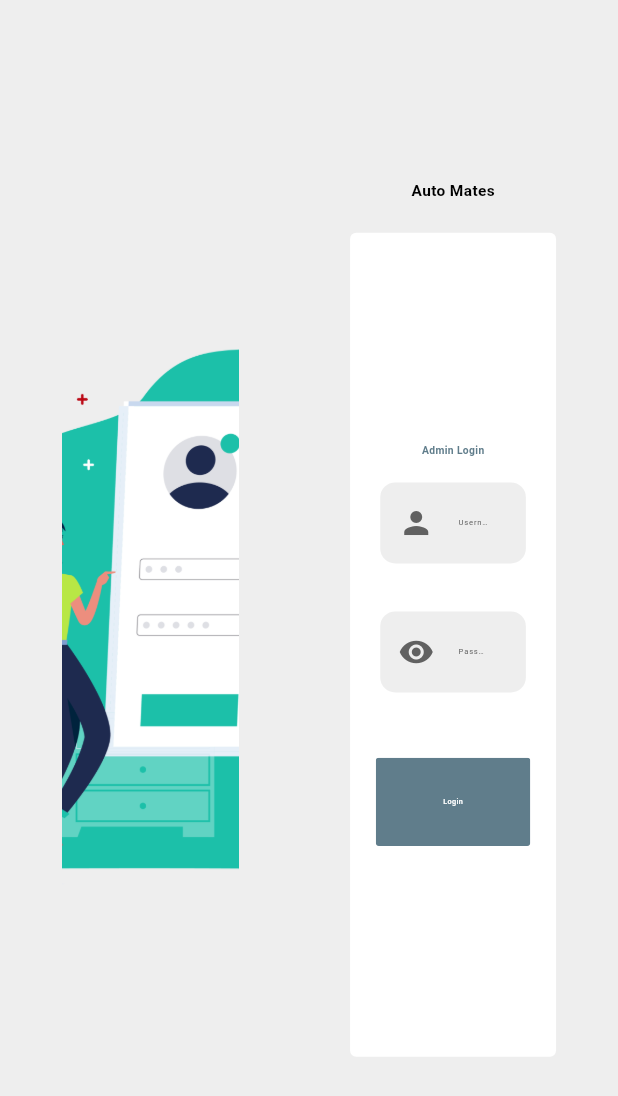
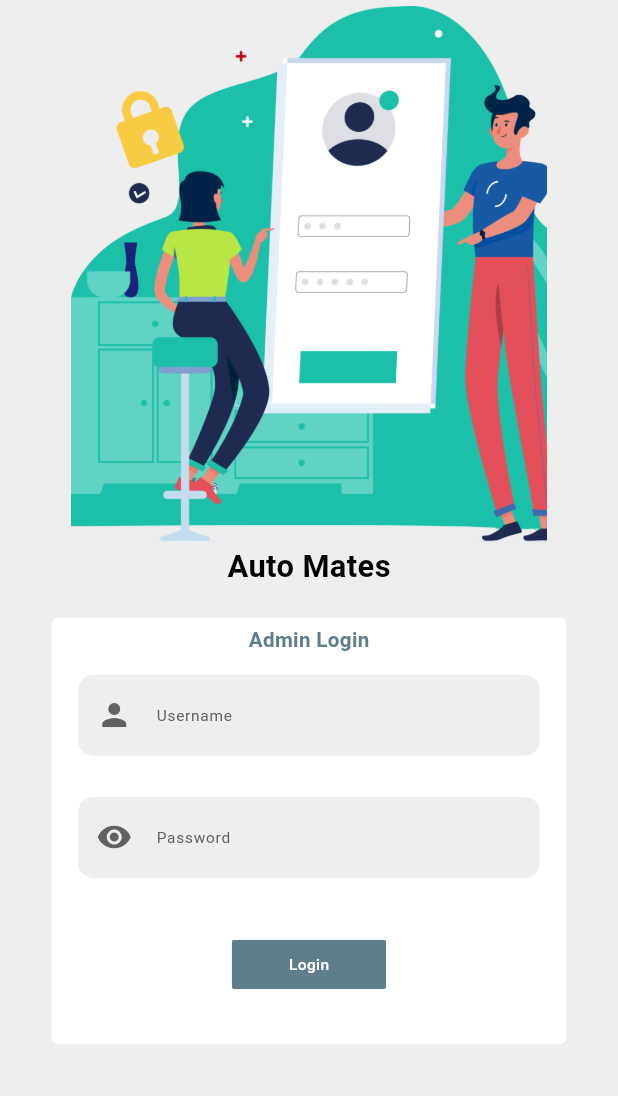
Before and after one commit to hijasahamed/Auto-Mates-Admin, a Flutter app: the screen it shows after launch, on a phone screen of 412 x 824 dp. Shown: the top 1096 px of the screen. Run offline on Flutter 3.47's test engine with Material 3 defaults, Android fonts, the light colour scheme and no system bars; our stand-ins replace cloud_firestore, firebase_core, fl_chart, get, rxdart; accounts and stored records are empty; statements that could not run were skipped.

Commit message:
responsive making

```diff
--- a/lib/view/admin_login_screen/admin_login_box/admin_login_box.dart
+++ b/lib/view/admin_login_screen/admin_login_box/admin_login_box.dart
@@ -2,6 +2,7 @@ import 'package:auto_mates_admin/view/admin_login_screen/admin_login_box/admin_l
 import 'package:auto_mates_admin/view/admin_login_screen/admin_login_box/admin_login_text_form/admin_login_text_form.dart';
 import 'package:auto_mates_admin/view/common_widgets/colors.dart';
 import 'package:auto_mates_admin/view/common_widgets/text_widget.dart';
+import 'package:auto_mates_admin/view/responsive.dart';
 import 'package:flutter/material.dart';
 
 class AdminLoginBox extends StatelessWidget {
@@ -14,11 +15,11 @@ class AdminLoginBox extends StatelessWidget {
     return Column(
       mainAxisAlignment: MainAxisAlignment.center,
       children: [
-        TextWidget(text: 'Auto Mates', color: colorBlack, size: screenSize.width/40, weight: FontWeight.bold),
+        TextWidget(text: 'Auto Mates', color: colorBlack, size: Responsive.isDesktop(context) || Responsive.isTablet(context)?screenSize.width/30 : screenSize.width/20, weight: FontWeight.bold),
         SizedBox(height: screenSize.height/40,),
         Container(
-          height: screenSize.height/1.5,
-          width: screenSize.width/3.0,
+          height: Responsive.isDesktop(context) || Responsive.isTablet(context)?screenSize.height/1.5 : screenSize.height/2.9,
+          width: Responsive.isDesktop(context) || Responsive.isTablet(context)? screenSize.width/3.0 : screenSize.width/1.2,
           decoration: BoxDecoration(
             borderRadius: BorderRadius.circular(screenSize.width/100),
             color: colorWhite
@@ -26,9 +27,9 @@ class AdminLoginBox extends StatelessWidget {
           child: Padding(
             padding: EdgeInsets.all(screenSize.width/100),
             child: Column(
-              mainAxisAlignment: MainAxisAlignment.center,
+              mainAxisAlignment: Responsive.isDesktop(context) || Responsive.isTablet(context)?MainAxisAlignment.center : MainAxisAlignment.start,
               children: [
-                TextWidget(text: 'Admin Login', color: colorBlueGrey, size: screenSize.width/60, weight: FontWeight.bold),
+                TextWidget(text: 'Admin Login', color: colorBlueGrey, size: Responsive.isDesktop(context) || Responsive.isTablet(context)?screenSize.width/60 : screenSize.width/30, weight: FontWeight.bold),
                 AdminLoginTextForm(screenSize: screenSize,labelText: 'Username',prefixIcon: Icons.person,controller: userNameController,),
                 AdminLoginTextForm(screenSize: screenSize,labelText: 'Password',prefixIcon: Icons.remove_red_eye,controller: userPasswordController,obscure: true,),
                 SizedBox(height: screenSize.height/30,),
--- a/lib/view/admin_login_screen/admin_login_box/admin_login_button/admin_login_button.dart
+++ b/lib/view/admin_login_screen/admin_login_box/admin_login_button/admin_login_button.dart
@@ -1,5 +1,6 @@
 import 'package:auto_mates_admin/controller/function_controllers.dart';
 import 'package:auto_mates_admin/view/common_widgets/text_widget.dart';
+import 'package:auto_mates_admin/view/responsive.dart';
 import 'package:flutter/material.dart';
 
 class AdminLoginButton extends StatelessWidget {
@@ -16,7 +17,7 @@ class AdminLoginButton extends StatelessWidget {
             loginAdmin(userPasswordController: userPasswordController, userNameController: userNameController);
           },
           child: Ink(
-            height: screenSize.height/14,
+            height: Responsive.isDesktop(context) || Responsive.isTablet(context)? screenSize.height/14 : screenSize.height/25,
             width: screenSize.width/4,
             decoration: BoxDecoration(
               borderRadius: BorderRadius.circular(screenSize.width/200),
@@ -26,7 +27,7 @@ class AdminLoginButton extends StatelessWidget {
               child: TextWidget(
                 text: 'Login',
                 color: Colors.white,
-                size: screenSize.width / 85,
+                size: Responsive.isDesktop(context) || Responsive.isTablet(context)?screenSize.width/85 : screenSize.width/40,
                 weight: FontWeight.w500,
               ),
             ),
--- a/lib/view/admin_login_screen/admin_login_box/admin_login_text_form/admin_login_text_form.dart
+++ b/lib/view/admin_login_screen/admin_login_box/admin_login_text_form/admin_login_text_form.dart
@@ -1,4 +1,5 @@
 import 'package:auto_mates_admin/view/common_widgets/colors.dart';
+import 'package:auto_mates_admin/view/responsive.dart';
 import 'package:flutter/material.dart';
 
 class AdminLoginTextForm extends StatelessWidget {
@@ -18,7 +19,7 @@ class AdminLoginTextForm extends StatelessWidget {
   @override
   Widget build(BuildContext context) {
     return Padding(
-      padding: const EdgeInsets.all(16.0),
+      padding: EdgeInsets.all(Responsive.isDesktop(context) || Responsive.isTablet(context)?screenSize.width/60 :screenSize.width/30),
       child: TextFormField(
         controller: controller,
         obscureText: (obscure == true)? true : false,
@@ -26,7 +27,7 @@ class AdminLoginTextForm extends StatelessWidget {
         decoration: InputDecoration(
           labelText: labelText,
           labelStyle: TextStyle(
-            color: Colors.grey[700],fontSize: screenSize.width/80,
+            color: Colors.grey[700],fontSize: Responsive.isDesktop(context) || Responsive.isTablet(context)?screenSize.width/80 : screenSize.width/40,
           ),
           filled: true,
           fillColor: loginBackgroundColor,
--- a/lib/view/admin_login_screen/admin_login_screen.dart
+++ b/lib/view/admin_login_screen/admin_login_screen.dart
@@ -1,6 +1,7 @@
 import 'package:auto_mates_admin/view/admin_login_screen/admin_login_box/admin_login_box.dart';
 import 'package:auto_mates_admin/view/admin_login_screen/admin_login_image/admin_login_image.dart';
 import 'package:auto_mates_admin/view/common_widgets/colors.dart';
+import 'package:auto_mates_admin/view/responsive.dart';
 import 'package:flutter/material.dart';
 
 class AdminLoginScreen extends StatelessWidget {
@@ -8,13 +9,14 @@ class AdminLoginScreen extends StatelessWidget {
   @override
   Widget build(BuildContext context) {
     final screenSize = MediaQuery.of(context).size;
+    if (Responsive.isDesktop(context) || Responsive.isTablet(context)) {
       return Scaffold(
         backgroundColor: loginBackgroundColor,
         body: SizedBox(
           height: screenSize.height,
           width: screenSize.width,
           child: Padding(
-          padding: EdgeInsets.all(screenSize.width/100),
+            padding: EdgeInsets.all(screenSize.width / 100),
             child: Row(
               mainAxisAlignment: MainAxisAlignment.spaceAround,
               crossAxisAlignment: CrossAxisAlignment.center,
@@ -26,5 +28,31 @@ class AdminLoginScreen extends StatelessWidget {
           ),
         ),
       );
+    } else {
+      return Scaffold(
+        backgroundColor: loginBackgroundColor,
+        body: SizedBox(
+          height: screenSize.height,
+          width: screenSize.width,
+          child: Padding(
+            padding: EdgeInsets.all(screenSize.width / 100),
+            child: Column(
+              children: [
+                Container(
+                  height: screenSize.height / 2.3,
+                  width: screenSize.width / 1.3,
+                  decoration: const BoxDecoration(
+                      image: DecorationImage(
+                          image:
+                              AssetImage('assets/images/login background.png'),
+                          fit: BoxFit.cover)),
+                ),
+                AdminLoginBox(screenSize: screenSize),
+              ],
+            ),
+          ),
+        ),
+      );
     }
   }
+}
```
Lines whose indentation alone changed are shown as unchanged.
